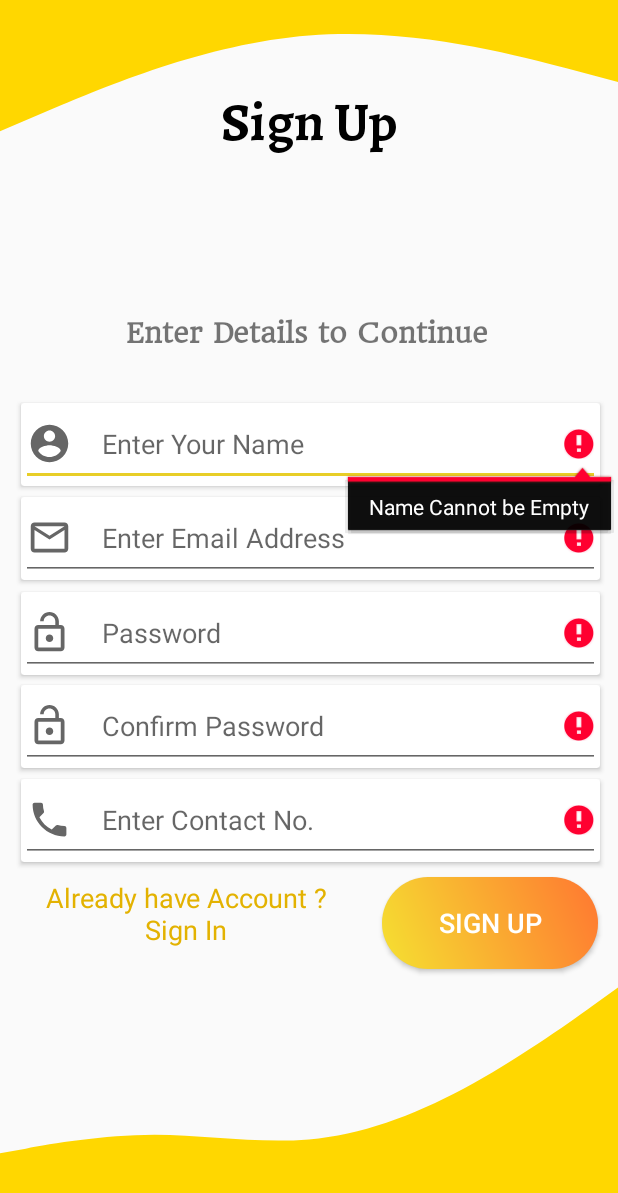
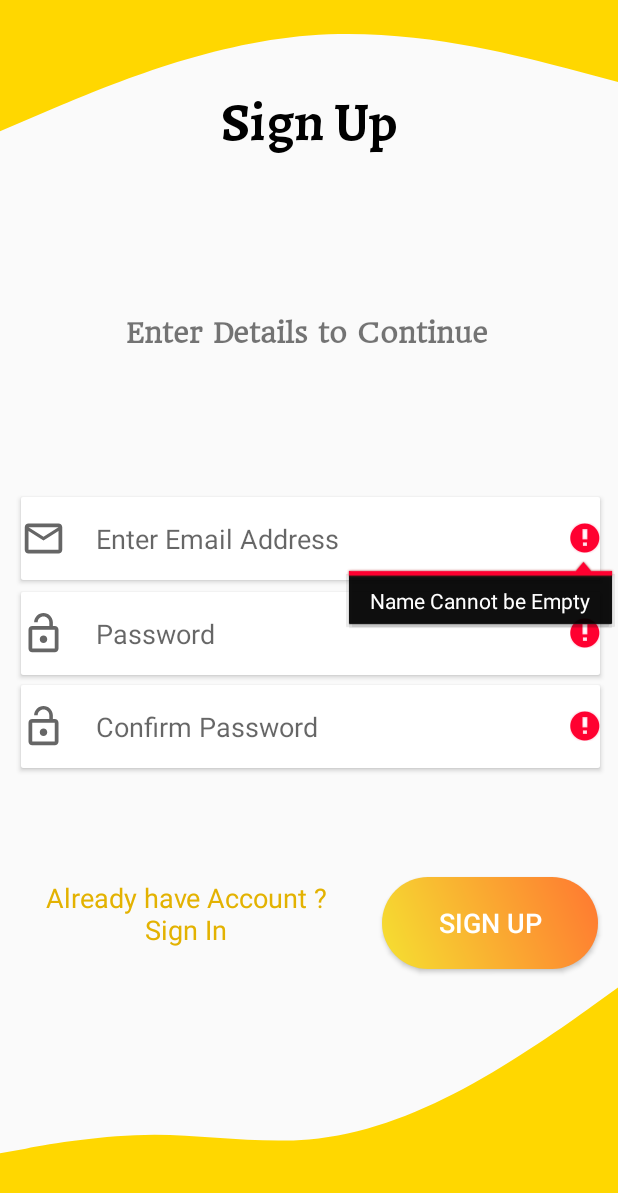
Before and after one commit to Hemant2000-karens/AndroidApplication, an Android app: the SignUp screen opened directly, with no data from a screen before it, after a tap on "SIGN UP", on a phone screen of 412 x 824 dp. Shown: the top 1193 px of the screen. Run offline under Robolectric (Android 15) with nearby library versions, the phone set to English and light mode, and no system bars; our stand-ins replace Firebase (no records; nobody signed in at launch, a user with empty details on screens opened directly); Roboto replaces fonts that are not available here.

Commit message:
Edited Many Thingd

```diff
--- a/app/src/main/java/com/apple/ippb/SignUp.java
+++ b/app/src/main/java/com/apple/ippb/SignUp.java
@@ -23,7 +23,7 @@ public class SignUp extends AppCompatActivity {
     ProgressBar prgbr;
     Button signupbutton;
     FirebaseAuth firebaseAuth;
-    EditText person, emailAdderss, password, confirm_password, phonenumber;
+    EditText emailAdderss, password, confirm_password;
 
 
     @Override
@@ -31,11 +31,9 @@ public class SignUp extends AppCompatActivity {
         super.onCreate(savedInstanceState);
         setContentView(R.layout.activity_sign_up);
 
-        person = findViewById(R.id.FirstName);
         emailAdderss = findViewById(R.id.Userid);
         password = findViewById(R.id.userpassword);
         confirm_password = findViewById(R.id.confirmpassword);
-        phonenumber = findViewById(R.id.userContact);
         signupbutton = findViewById(R.id.Signupnext);
         prgbr = findViewById(R.id.progressBar1);
         firebaseAuth = FirebaseAuth.getInstance();
@@ -45,23 +43,19 @@ public class SignUp extends AppCompatActivity {
         signupbutton.setOnClickListener(new View.OnClickListener() {
             @Override
             public void onClick(View view) {
-                final String newUser = person.getText().toString().trim();
                 String newEmail = emailAdderss.getText().toString().trim();
                 String newPassword = password.getText().toString().trim();
                 String newC_password = confirm_password.getText().toString().trim();
-                String newPhone = phonenumber.getText().toString().trim();
 
 
-                if (TextUtils.isEmpty(newUser) && TextUtils.isEmpty(newEmail) && TextUtils.isEmpty(newC_password) && TextUtils.isEmpty(newPhone)) {
-                    person.setError("Name Cannot be Empty");
+                if (TextUtils.isEmpty(newEmail) && TextUtils.isEmpty(newC_password)) {
                     emailAdderss.setError("Name Cannot be Empty");
                     password.setError("Name Cannot be Empty");
                     confirm_password.setError("Name Cannot be Empty");
-                    phonenumber.setError("Name Cannot be Empty");
                     return;
                 }
 
-
+                if (newPassword.equals(newC_password)) {
                     firebaseAuth.createUserWithEmailAndPassword(newEmail, newC_password).addOnCompleteListener(new OnCompleteListener<AuthResult>() {
                         @Override
                         public void onComplete(@NonNull Task<AuthResult> task) {
@@ -70,7 +64,7 @@ public class SignUp extends AppCompatActivity {
                                     @Override
                                     public void onComplete(@NonNull Task<Void> task) {
                                         if (task.isSuccessful()) {
-                                        Toast.makeText(getApplicationContext(), "Successfully Verified  !!", Toast.LENGTH_SHORT).show();
+                                            Toast.makeText(getApplicationContext(), "Successfully Verified  !!", Toast.LENGTH_LONG).show();
                                             Intent i = new Intent(getApplicationContext(), MainActivity.class);
                                             startActivity(i);
                                             finish();
@@ -83,6 +77,32 @@ public class SignUp extends AppCompatActivity {
                         }
                     });
                     prgbr.setVisibility(View.VISIBLE);
+                } else if (newC_password.equals(newPassword)) {
+                    firebaseAuth.createUserWithEmailAndPassword(newEmail, newC_password).addOnCompleteListener(new OnCompleteListener<AuthResult>() {
+                        @Override
+                        public void onComplete(@NonNull Task<AuthResult> task) {
+                            if (task.isSuccessful()) {
+                                firebaseUser.sendEmailVerification().addOnCompleteListener(new OnCompleteListener<Void>() {
+                                    @Override
+                                    public void onComplete(@NonNull Task<Void> task) {
+                                        if (task.isSuccessful()) {
+                                            Toast.makeText(getApplicationContext(), "Successfully Verified  !!", Toast.LENGTH_LONG).show();
+                                            Intent i = new Intent(getApplicationContext(), MainActivity.class);
+                                            startActivity(i);
+                                            finish();
+                                        } else
+                                            Toast.makeText(getApplicationContext(), "Error Try Again", Toast.LENGTH_SHORT).show();
+                                    }
+                                });
+                            }
+
+                        }
+                    });
+                    prgbr.setVisibility(View.VISIBLE);
+                } else {
+                    password.setError("Check Your Password Then Try");
+                    confirm_password.setError("Check Your Password Then Try");
+                }
             }
         });
 
--- a/app/src/main/res/layout/activity_sign_up.xml
+++ b/app/src/main/res/layout/activity_sign_up.xml
@@ -31,29 +31,6 @@
         android:background="@drawable/signuptop"
         android:contentDescription="@string/todo" />
 
-    <androidx.cardview.widget.CardView
-        android:id="@+id/card1"
-        android:layout_width="385dp"
-        android:layout_height="55dp"
-        android:layout_alignParentStart="true"
-        android:layout_alignParentEnd="true"
-        android:layout_alignParentBottom="true"
-        android:layout_marginStart="14dp"
-        android:layout_marginEnd="12dp"
-        android:layout_marginBottom="500dp">
-
-        <EditText
-            android:id="@+id/FirstName"
-            android:layout_width="match_parent"
-            android:layout_height="match_parent"
-            android:drawableStart="@drawable/account"
-            android:drawablePadding="20dp"
-            android:ems="10"
-            android:hint="@string/enter_your_name"
-            android:importantForAutofill="no"
-            android:inputType="textPersonName" />
-    </androidx.cardview.widget.CardView>
-
     <TextView
         android:id="@+id/textView5"
         android:layout_width="197dp"
@@ -84,13 +61,15 @@
             android:id="@+id/Userid"
             android:layout_width="match_parent"
             android:layout_height="match_parent"
+            android:background="#FFFFFF"
             android:drawableStart="@drawable/mail"
             android:drawablePadding="20dp"
             android:ems="10"
             android:hint="@string/enter_email_address"
             android:importantForAutofill="no"
             android:inputType="textEmailAddress"
-            android:textAlignment="textStart" />
+            android:textAlignment="textStart"
+            android:textColor="#000000" />
     </androidx.cardview.widget.CardView>
 
     <androidx.cardview.widget.CardView
@@ -108,12 +87,15 @@
             android:id="@+id/confirmpassword"
             android:layout_width="match_parent"
             android:layout_height="match_parent"
+            android:background="#FFFFFF"
             android:drawableStart="@drawable/lock"
             android:drawablePadding="20dp"
             android:ems="10"
             android:hint="@string/confirm_password"
             android:importantForAutofill="no"
-            android:inputType="textPassword" />
+            android:inputType="textPassword"
+            android:textAlignment="textStart"
+            android:textColor="#000000" />
     </androidx.cardview.widget.CardView>
 
     <androidx.cardview.widget.CardView
@@ -131,35 +113,15 @@
             android:id="@+id/userpassword"
             android:layout_width="match_parent"
             android:layout_height="match_parent"
+            android:background="#FFFFFF"
             android:drawableStart="@drawable/lock"
             android:drawablePadding="20dp"
             android:ems="10"
             android:hint="@string/enter_password"
             android:importantForAutofill="no"
-            android:inputType="textPassword" />
-    </androidx.cardview.widget.CardView>
-
-    <androidx.cardview.widget.CardView
-        android:id="@+id/card5"
-        android:layout_width="385dp"
-        android:layout_height="55dp"
-        android:layout_alignParentStart="true"
-        android:layout_alignParentEnd="true"
-        android:layout_alignParentBottom="true"
-        android:layout_marginStart="14dp"
-        android:layout_marginEnd="12dp"
-        android:layout_marginBottom="249dp">
-
-        <EditText
-            android:id="@+id/userContact"
-            android:layout_width="match_parent"
-            android:layout_height="match_parent"
-            android:drawableStart="@drawable/phonecontact"
-            android:drawablePadding="20dp"
-            android:ems="10"
-            android:hint="@string/enter_contact_no"
-            android:importantForAutofill="no"
-            android:inputType="number" />
+            android:inputType="textPassword"
+            android:textAlignment="textStart"
+            android:textColor="#000000" />
     </androidx.cardview.widget.CardView>
 
     <TextView
```
Lines whose indentation alone changed are shown as unchanged.
